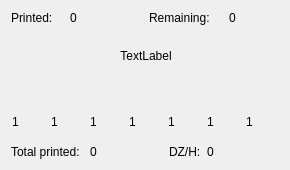
Above: infowidget.ui from mishkoLitvin/L_Aries-progect before the change. Below: the same form after it.
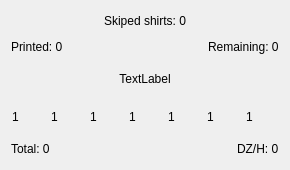
That is the form after the change.

Diff of the .ui file:
```diff
--- a/infowidget.ui
+++ b/infowidget.ui
@@ -27,37 +27,55 @@
   </property>
   <layout class="QGridLayout" name="gridLayout">
    <item row="0" column="0">
+    <layout class="QHBoxLayout" name="horizontalLayout_7">
+     <item>
+      <spacer name="horizontalSpacer_3">
+       <property name="orientation">
+        <enum>Qt::Horizontal</enum>
+       </property>
+       <property name="sizeHint" stdset="0">
+        <size>
+         <width>40</width>
+         <height>20</height>
+        </size>
+       </property>
+      </spacer>
+     </item>
+     <item>
+      <widget class="QLabel" name="labelSkipedShirts">
+       <property name="text">
+        <string>Skiped shirts: 0</string>
+       </property>
+      </widget>
+     </item>
+     <item>
+      <spacer name="horizontalSpacer_4">
+       <property name="orientation">
+        <enum>Qt::Horizontal</enum>
+       </property>
+       <property name="sizeHint" stdset="0">
+        <size>
+         <width>40</width>
+         <height>20</height>
+        </size>
+       </property>
+      </spacer>
+     </item>
+    </layout>
+   </item>
+   <item row="1" column="0">
     <layout class="QHBoxLayout" name="horizontalLayout">
-     <item>
-      <widget class="QLabel" name="label">
-       <property name="minimumSize">
-        <size>
-         <width>53</width>
-         <height>0</height>
-        </size>
-       </property>
-       <property name="maximumSize">
-        <size>
-         <width>53</width>
-         <height>16777215</height>
-        </size>
-       </property>
-       <property name="text">
-        <string>Printed:</string>
-       </property>
-      </widget>
-     </item>
      <item>
       <widget class="QLabel" name="labelPrinted">
        <property name="minimumSize">
         <size>
-         <width>77</width>
+         <width>0</width>
          <height>0</height>
         </size>
        </property>
        <property name="maximumSize">
         <size>
-         <width>77</width>
+         <width>700</width>
          <height>16777215</height>
         </size>
        </property>
@@ -68,68 +86,69 @@
         <number>2</number>
        </property>
        <property name="text">
-        <string>0</string>
+        <string>Printed: 0</string>
        </property>
       </widget>
      </item>
      <item>
-      <widget class="QLabel" name="labelRemaining">
-       <property name="minimumSize">
-        <size>
-         <width>80</width>
-         <height>0</height>
-        </size>
+      <spacer name="horizontalSpacer_2">
+       <property name="orientation">
+        <enum>Qt::Horizontal</enum>
        </property>
-       <property name="maximumSize">
+       <property name="sizeHint" stdset="0">
         <size>
-         <width>80</width>
-         <height>16777215</height>
+         <width>40</width>
+         <height>20</height>
         </size>
        </property>
-       <property name="frameShape">
-        <enum>QFrame::NoFrame</enum>
-       </property>
-       <property name="lineWidth">
-        <number>2</number>
-       </property>
-       <property name="text">
-        <string>Remaining:</string>
-       </property>
-      </widget>
+      </spacer>
      </item>
      <item>
       <widget class="QLabel" name="label_2">
        <property name="minimumSize">
         <size>
-         <width>50</width>
+         <width>0</width>
          <height>0</height>
         </size>
        </property>
        <property name="maximumSize">
         <size>
-         <width>50</width>
+         <width>500</width>
          <height>16777215</height>
         </size>
        </property>
        <property name="text">
-        <string>0</string>
+        <string>Remaining: 0</string>
        </property>
       </widget>
      </item>
     </layout>
    </item>
-   <item row="1" column="0">
+   <item row="2" column="0">
+    <spacer name="verticalSpacer_2">
+     <property name="orientation">
+      <enum>Qt::Vertical</enum>
+     </property>
+     <property name="sizeHint" stdset="0">
+      <size>
+       <width>20</width>
+       <height>13</height>
+      </size>
+     </property>
+    </spacer>
+   </item>
+   <item row="3" column="0">
     <widget class="QLabel" name="labelInfo">
      <property name="minimumSize">
       <size>
-       <width>270</width>
-       <height>50</height>
+       <width>0</width>
+       <height>0</height>
       </size>
      </property>
      <property name="maximumSize">
       <size>
-       <width>270</width>
-       <height>50</height>
+       <width>1000</width>
+       <height>1000</height>
       </size>
      </property>
      <property name="frameShape">
@@ -143,7 +162,7 @@
      </property>
     </widget>
    </item>
-   <item row="2" column="0">
+   <item row="4" column="0">
     <spacer name="verticalSpacer">
      <property name="orientation">
       <enum>Qt::Vertical</enum>
@@ -151,12 +170,12 @@
      <property name="sizeHint" stdset="0">
       <size>
        <width>20</width>
-       <height>44</height>
+       <height>13</height>
       </size>
      </property>
     </spacer>
    </item>
-   <item row="3" column="0">
+   <item row="5" column="0">
     <layout class="QHBoxLayout" name="horizontalLayout_2">
      <item>
       <widget class="QLabel" name="labelHome">
@@ -293,49 +312,19 @@
      </item>
     </layout>
    </item>
-   <item row="4" column="0">
+   <item row="6" column="0">
     <layout class="QHBoxLayout" name="horizontalLayout_3">
-     <item>
-      <widget class="QLabel" name="label_4">
-       <property name="minimumSize">
-        <size>
-         <width>75</width>
-         <height>15</height>
-        </size>
-       </property>
-       <property name="maximumSize">
-        <size>
-         <width>75</width>
-         <height>15</height>
-        </size>
-       </property>
-       <property name="font">
-        <font>
-         <pointsize>9</pointsize>
-        </font>
-       </property>
-       <property name="frameShape">
-        <enum>QFrame::NoFrame</enum>
-       </property>
-       <property name="lineWidth">
-        <number>2</number>
-       </property>
-       <property name="text">
-        <string>Total printed:</string>
-       </property>
-      </widget>
-     </item>
      <item>
       <widget class="QLabel" name="labelTotal">
        <property name="minimumSize">
         <size>
-         <width>75</width>
+         <width>0</width>
          <height>15</height>
         </size>
        </property>
        <property name="maximumSize">
         <size>
-         <width>75</width>
+         <width>700</width>
          <height>15</height>
         </size>
        </property>
@@ -345,39 +334,34 @@
         </font>
        </property>
        <property name="text">
-        <string>0</string>
+        <string>Total: 0</string>
        </property>
       </widget>
      </item>
      <item>
-      <widget class="QLabel" name="label_3">
-       <property name="minimumSize">
+      <spacer name="horizontalSpacer">
+       <property name="orientation">
+        <enum>Qt::Horizontal</enum>
+       </property>
+       <property name="sizeHint" stdset="0">
         <size>
-         <width>0</width>
-         <height>15</height>
+         <width>40</width>
+         <height>20</height>
         </size>
        </property>
-       <property name="font">
-        <font>
-         <pointsize>9</pointsize>
-        </font>
-       </property>
-       <property name="text">
-        <string>DZ/H:</string>
-       </property>
-      </widget>
+      </spacer>
      </item>
      <item>
       <widget class="QLabel" name="labelDZH">
        <property name="minimumSize">
         <size>
-         <width>90</width>
+         <width>0</width>
          <height>15</height>
         </size>
        </property>
        <property name="maximumSize">
         <size>
-         <width>90</width>
+         <width>700</width>
          <height>15</height>
         </size>
        </property>
@@ -393,7 +377,7 @@
         <number>2</number>
        </property>
        <property name="text">
-        <string>0</string>
+        <string>DZ/H: 0</string>
        </property>
       </widget>
      </item>
```
Left out of the diff: 6 changed lines with no effect on the pictures.
